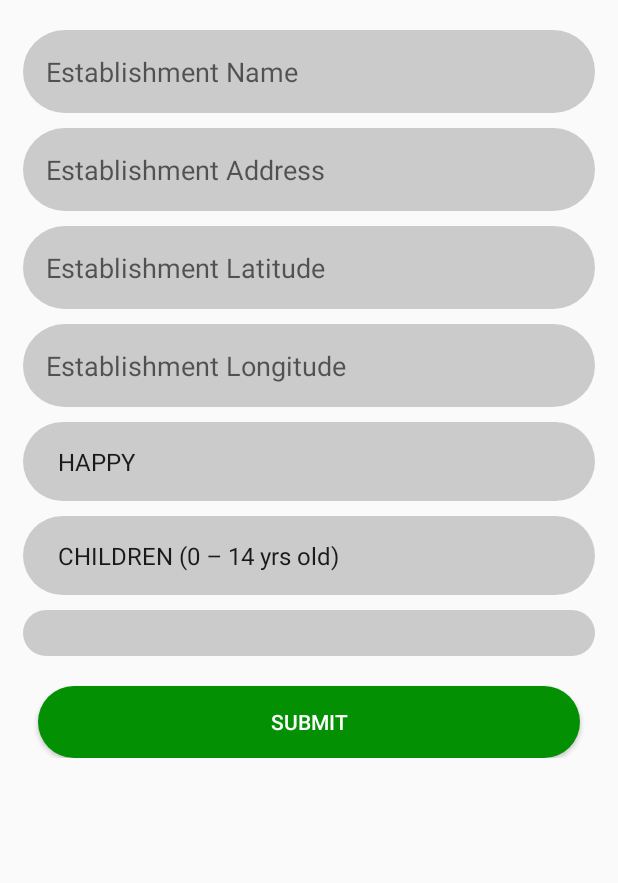
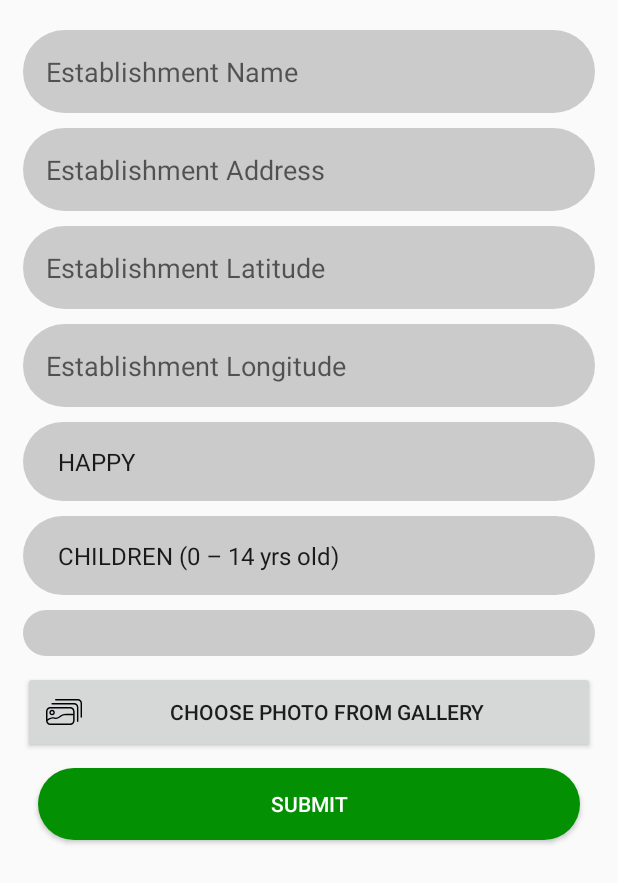
Before and after one commit to francisdurante/eatery-finder-establishment, an Android app: the layout edit_profile.xml on its own in the app's theme, with its tools: preview values and no code run, on a phone screen of 412 x 824 dp. Shown: the top 883 px of the screen. Run offline under Robolectric (Android 15) with nearby library versions, the phone set to English and light mode, and no system bars.

Commit message:
upload-not-done

```diff
--- a/app/build.gradle
+++ b/app/build.gradle
@@ -4,7 +4,7 @@ android {
     compileSdkVersion 28
     defaultConfig {
         applicationId "eatery.finder.establishment"
-        minSdkVersion 15
+        minSdkVersion 19
         targetSdkVersion 28
         versionCode 1
         versionName "1.0"
--- a/app/src/main/AndroidManifest.xml
+++ b/app/src/main/AndroidManifest.xml
@@ -3,6 +3,9 @@
     package="eatery.finder.establishment">
 
     <uses-permission android:name="android.permission.INTERNET" />
+    <uses-permission android:name="android.permission.CAMERA"/>
+    <uses-permission android:name="android.permission.WRITE_EXTERNAL_STORAGE"/>
+    <uses-permission android:name="android.permission.READ_EXTERNAL_STORAGE"/>
 
     <application
         android:allowBackup="true"
--- a/app/src/main/java/eatery/finder/establishment/Api/Api.java
+++ b/app/src/main/java/eatery/finder/establishment/Api/Api.java
@@ -31,6 +31,9 @@ public class Api {
     public void postByUrl(String url, RequestParams params, AsyncHttpResponseHandler responseHandler) {
         client.post(url, params, responseHandler);
     }
+    public void postWIthImage(String url,RequestParams params, AsyncHttpResponseHandler responseHandler){
+        client.put(url, params, responseHandler);
+    }
     private String getAbsoluteUrl(String relativeUrl) {
         return BASE_URL + relativeUrl;
     }
--- /dev/null
+++ b/app/src/main/res/drawable/ic_photo_camera.xml
@@ -0,0 +1,6 @@
+<vector android:height="24dp" android:viewportHeight="487.7"
+    android:viewportWidth="487.7" android:width="24dp" xmlns:android="http://schemas.android.com/apk/res/android">
+    <path android:fillColor="#FF000000" android:pathData="M480.5,151.65c-2,-1.1 -48.8,-25.4 -126.8,-40.1l-3,-12.8c-7.8,-33.5 -37.3,-57 -71.8,-57h-70.1c-34.4,0 -63.9,23.4 -71.8,57l-3,12.8c-78,14.6 -124.8,39 -126.8,40.1c-4.4,2.3 -7.2,6.9 -7.2,11.9v159c0,63.7 51.8,115.6 115.6,115.6c7.5,0 13.5,-6 13.5,-13.5s-6,-13.5 -13.5,-13.5c-48.8,0 -88.6,-39.7 -88.6,-88.6v-150.5c16.2,-7.4 59,-24.9 120.5,-35.5c5.3,-0.9 9.6,-5 10.8,-10.2l5,-21.5c5,-21.2 23.6,-36.1 45.5,-36.1h70.1c21.8,0 40.5,14.8 45.5,36.1l5,21.5c1.2,5.3 5.5,9.3 10.8,10.2c61.3,10.6 104.2,28.1 120.5,35.5v150.5c0,48.8 -39.7,88.6 -88.6,88.6c-7.5,0 -13.5,6 -13.5,13.5s6,13.5 13.5,13.5c63.7,0 115.6,-51.8 115.6,-115.6v-159C487.7,158.55 485,153.95 480.5,151.65z"/>
+    <path android:fillColor="#FF000000" android:pathData="M44.2,124.05c1.4,0 2.8,-0.2 4.2,-0.7c14.2,-4.7 29.1,-8.9 44.3,-12.5c7.3,-1.7 11.7,-9 10,-16.2c-1.7,-7.3 -9,-11.7 -16.2,-10c-15.9,3.8 -31.6,8.2 -46.6,13.1c-7.1,2.3 -10.9,10 -8.6,17C33.3,120.45 38.6,124.05 44.2,124.05z"/>
+    <path android:fillColor="#FF000000" android:pathData="M243.9,135.05c-85.7,0 -155.4,69.7 -155.4,155.4s69.7,155.5 155.4,155.5s155.4,-69.7 155.4,-155.4S329.6,135.05 243.9,135.05zM243.9,418.95c-70.8,0 -128.4,-57.6 -128.4,-128.4s57.6,-128.5 128.4,-128.5s128.4,57.6 128.4,128.4S314.7,418.95 243.9,418.95z"/>
+</vector>
--- /dev/null
+++ b/app/src/main/res/drawable/ic_photos_selection.xml
@@ -0,0 +1,4 @@
+<vector android:height="24dp" android:viewportHeight="51.167"
+    android:viewportWidth="51.167" android:width="24dp" xmlns:android="http://schemas.android.com/apk/res/android">
+    <path android:fillColor="#030104" android:pathData="M34.53,18.54H6.136C2.753,18.54 0,21.427 0,24.976v12.632c0,3.548 2.753,6.435 6.136,6.435H34.53c3.383,0 6.136,-2.887 6.136,-6.435V24.976C40.666,21.427 37.913,18.54 34.53,18.54zM38.554,37.607c0,2.384 -1.805,4.323 -4.024,4.323H6.136c-2.014,0 -3.671,-1.602 -3.963,-3.68c1.393,-1.184 5.668,-4.402 9.591,-3.016c3.567,1.263 6.374,-0.687 8.849,-2.408c1.784,-1.241 3.469,-2.413 5.372,-2.538c4.971,-0.327 12.45,-0.002 12.525,0.001l0.044,-0.999C38.554,29.29 38.554,37.607 38.554,37.607zM38.554,28.288c-0.574,-0.024 -7.721,-0.322 -12.7,0.003c-2.458,0.162 -4.453,1.55 -6.383,2.893c-2.383,1.656 -4.441,3.085 -7.039,2.165c-4.027,-1.428 -8.064,0.77 -10.319,2.401V24.976c-0.001,-2.384 1.804,-4.323 4.023,-4.323H34.53c2.219,0 4.024,1.938 4.024,4.322C38.554,24.975 38.554,28.288 38.554,28.288zM46.001,18.957v19.667c0,0.553 -0.447,1 -1,1s-1,-0.447 -1,-1V18.957c0,-2.206 -1.794,-4 -4,-4H8.668c-0.553,0 -1,-0.447 -1,-1s0.447,-1 1,-1h31.333C43.31,12.957 46.001,15.648 46.001,18.957zM51.167,13.124v19.667c0,0.553 -0.447,1 -1,1s-1,-0.447 -1,-1V13.124c0,-2.206 -1.794,-4 -4,-4H13.834c-0.553,0 -1,-0.447 -1,-1s0.447,-1 1,-1h31.333C48.476,7.124 51.167,9.815 51.167,13.124zM8.668,22.374c-2.159,0 -3.916,1.757 -3.916,3.916s1.757,3.916 3.916,3.916s3.916,-1.757 3.916,-3.916S10.827,22.374 8.668,22.374zM8.668,28.206c-1.057,0 -1.916,-0.859 -1.916,-1.916s0.859,-1.916 1.916,-1.916c1.057,0 1.916,0.859 1.916,1.916S9.725,28.206 8.668,28.206z"/>
+</vector>
--- a/app/src/main/res/layout/edit_profile.xml
+++ b/app/src/main/res/layout/edit_profile.xml
@@ -105,14 +105,40 @@
                 android:paddingRight="10sp"
                 android:padding="15sp"
                 />
-            <ImageView
-                android:id="@+id/front_store_edit"
+            <LinearLayout
                 android:layout_width="match_parent"
                 android:layout_height="wrap_content"
-                android:layout_marginRight="25sp"
-                android:layout_marginLeft="25sp"
-                android:layout_marginTop="10sp"/>
+                android:orientation="vertical">
+                <ImageView
+                    android:id="@+id/front_store_edit"
+                    android:layout_width="match_parent"
+                    android:layout_height="wrap_content"
+                    android:maxHeight="250sp"
+                    android:adjustViewBounds="true"
+                    android:layout_marginRight="25sp"
+                    android:layout_marginLeft="25sp"
+                    android:layout_marginTop="10sp"/>
+                <!--<Button-->
+                    <!--android:id="@+id/take_photo"-->
+                    <!--android:padding="15sp"-->
+                    <!--android:text="@string/take_photo"-->
+                    <!--android:layout_marginLeft="15sp"-->
+                    <!--android:layout_marginRight="15sp"-->
+                    <!--android:layout_width="match_parent"-->
+                    <!--android:layout_height="wrap_content"-->
+                    <!--android:drawableLeft="@drawable/ic_photo_camera"/>-->
+                <Button
+                    android:id="@+id/select_image"
+                    android:text="@string/choose_photo_from_gallery"
+                    android:padding="15sp"
+                    android:layout_marginLeft="15sp"
+                    android:layout_marginRight="15sp"
+                    android:layout_width="match_parent"
+                    android:layout_height="wrap_content"
+                    android:drawableLeft="@drawable/ic_photos_selection"/>
+            </LinearLayout>
             <Button
+                android:id="@+id/submit_edited_profile"
                 android:layout_width="match_parent"
                 android:layout_height="match_parent"
                 android:layout_marginLeft="25sp"
@@ -120,7 +146,8 @@
                 android:layout_marginTop="10sp"
                 android:background="@drawable/rounded_button_green"
                 android:text="@string/submit"
-                android:textColor="#FFF"/>
+                android:textColor="#FFF"
+                android:layout_marginBottom="15sp"/>
 
         </LinearLayout>
     </ScrollView>
--- a/app/src/main/res/values/strings.xml
+++ b/app/src/main/res/values/strings.xml
@@ -14,6 +14,8 @@
     <string name="establishment_latitude">Establishment Latitude</string>
     <string name="establishment_longitude">Establishment Longitude</string>
     <string name="submit">Submit</string>
+    <string name="take_photo">Take Photo</string>
+    <string name="choose_photo_from_gallery">Choose Photo From Gallery</string>
 
     <string-array name="emotion_item">
         <item>HAPPY</item>
```
Also changed, not shown: app/src/main/java/eatery/finder/establishment/ActivityMain.java (+173 -10 lines), app/src/main/java/eatery/finder/establishment/Constant.java (+7 -3 lines), app/src/main/java/eatery/finder/establishment/main/MainDAO.java (+66 -2 lines), app/src/main/java/eatery/finder/establishment/main/MainVO.java (+12 -2 lines).
